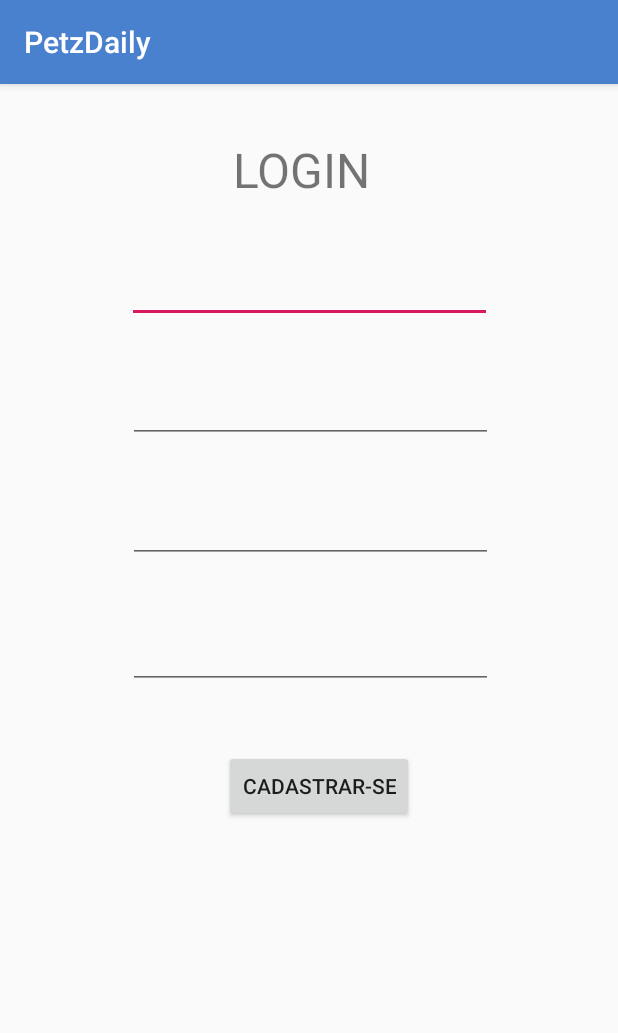
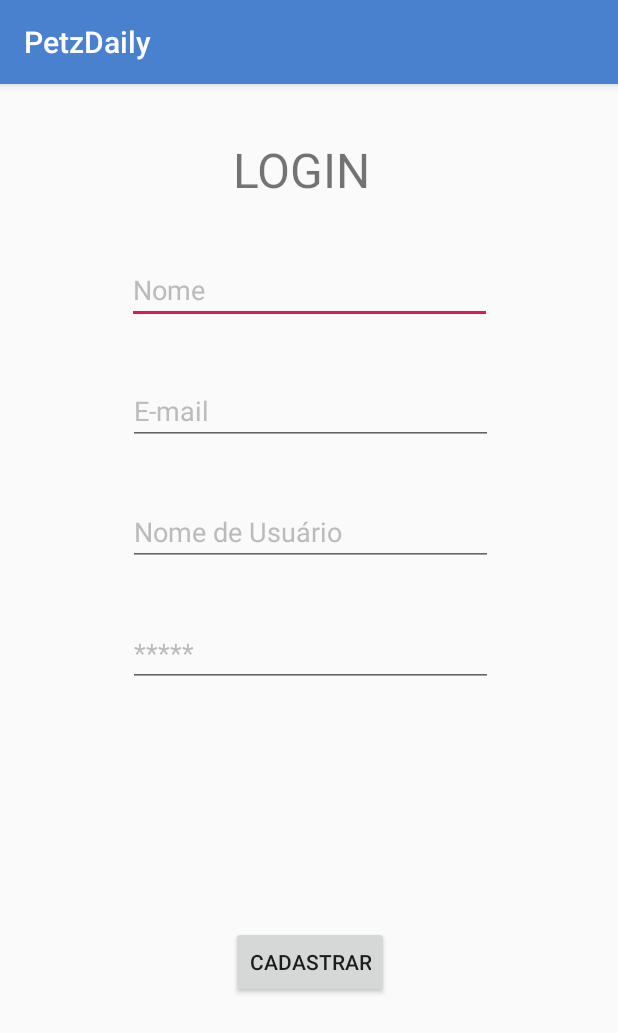
Before and after one commit to Panteraetec/PetzDaily, an Android app: the MainActivity screen opened directly, with no data from a screen before it, on a phone screen of 412 x 824 dp. Shown: the top 1033 px of the screen. Run offline under Robolectric (Android 15) with nearby library versions, the phone set to English and light mode, and no system bars.

Commit message:
Modificação 19/03 - Gustavo

```diff
--- a/PetzDailyCadastro/app/src/main/res/layout/activity_main.xml
+++ b/PetzDailyCadastro/app/src/main/res/layout/activity_main.xml
@@ -27,16 +27,18 @@
         android:layout_height="43dp"
         android:layout_marginStart="50dp"
         android:layout_marginLeft="50dp"
-        android:layout_marginTop="116dp"
+        android:layout_marginTop="25dp"
         android:layout_marginEnd="50dp"
         android:layout_marginRight="50dp"
         android:ems="10"
+        android:hint="Nome"
         android:inputType="textPersonName"
+        android:textColorHint="#bbb"
         app:layout_constraintEnd_toEndOf="parent"
         app:layout_constraintHorizontal_bias="0.507"
         app:layout_constraintStart_toStartOf="parent"
-        app:layout_constraintTop_toTopOf="parent"
-        tools:text="@string/txtNome" />
+        app:layout_constraintTop_toBottomOf="@+id/textView2"
+        tools:text="@string/edtNome" />
 
     <EditText
         android:id="@+id/editText2"
@@ -44,16 +46,18 @@
         android:layout_height="43dp"
         android:layout_marginStart="50dp"
         android:layout_marginLeft="50dp"
-        android:layout_marginTop="276dp"
+        android:layout_marginTop="37dp"
         android:layout_marginEnd="50dp"
         android:layout_marginRight="50dp"
         android:ems="10"
+        android:hint="Nome de Usuário"
         android:inputType="textPersonName"
+        android:textColorHint="#bbb"
         app:layout_constraintEnd_toEndOf="parent"
         app:layout_constraintHorizontal_bias="0.512"
         app:layout_constraintStart_toStartOf="parent"
-        app:layout_constraintTop_toTopOf="parent"
-        tools:text="@string/txtLogin" />
+        app:layout_constraintTop_toBottomOf="@+id/editText3"
+        tools:text="@string/edtLogin" />
 
     <EditText
         android:id="@+id/editText3"
@@ -61,46 +65,51 @@
         android:layout_height="43dp"
         android:layout_marginStart="50dp"
         android:layout_marginLeft="50dp"
-        android:layout_marginTop="196dp"
+        android:layout_marginTop="37dp"
         android:layout_marginEnd="50dp"
         android:layout_marginRight="50dp"
         android:ems="10"
+        android:hint="E-mail"
         android:inputType="textEmailAddress"
+        android:textColorHint="#bbb"
         app:layout_constraintEnd_toEndOf="parent"
         app:layout_constraintHorizontal_bias="0.512"
         app:layout_constraintStart_toStartOf="parent"
-        app:layout_constraintTop_toTopOf="parent"
-        tools:text="@string/txtEmail" />
+        app:layout_constraintTop_toBottomOf="@+id/editText"
+        tools:text="@string/edtEmail" />
+
+    <Button
+        android:id="@+id/btnCadastrar"
+        android:layout_width="wrap_content"
+        android:layout_height="wrap_content"
+        android:layout_marginStart="50dp"
+        android:layout_marginLeft="50dp"
+        android:layout_marginTop="32dp"
+        android:layout_marginEnd="50dp"
+        android:layout_marginRight="50dp"
+        android:layout_marginBottom="32dp"
+        android:text="@string/btnCadastrar"
+        app:layout_constraintBottom_toBottomOf="parent"
+        app:layout_constraintEnd_toEndOf="parent"
+        app:layout_constraintHorizontal_bias="0.502"
+        app:layout_constraintStart_toStartOf="parent"
+        app:layout_constraintTop_toBottomOf="@+id/edtPassword" />
 
     <EditText
-        android:id="@+id/editText4"
+        android:id="@+id/edtPassword"
         android:layout_width="243dp"
         android:layout_height="43dp"
         android:layout_marginStart="50dp"
         android:layout_marginLeft="50dp"
-        android:layout_marginTop="360dp"
+        android:layout_marginTop="37dp"
         android:layout_marginEnd="50dp"
         android:layout_marginRight="50dp"
         android:ems="10"
         android:inputType="textPassword"
+        android:hint="*****"
+        android:textColorHint="#bbb"
         app:layout_constraintEnd_toEndOf="parent"
         app:layout_constraintHorizontal_bias="0.512"
         app:layout_constraintStart_toStartOf="parent"
-        app:layout_constraintTop_toTopOf="parent"
-        tools:text="@string/txtPassword" />
-
-    <Button
-        android:id="@+id/button"
-        android:layout_width="wrap_content"
-        android:layout_height="wrap_content"
-        android:layout_marginStart="50dp"
-        android:layout_marginLeft="50dp"
-        android:layout_marginTop="444dp"
-        android:layout_marginEnd="50dp"
-        android:layout_marginRight="50dp"
-        android:text="@string/btnCadastrar"
-        app:layout_constraintEnd_toEndOf="parent"
-        app:layout_constraintHorizontal_bias="0.535"
-        app:layout_constraintStart_toStartOf="parent"
-        app:layout_constraintTop_toTopOf="parent" />
+        app:layout_constraintTop_toBottomOf="@+id/editText2" />
 </android.support.constraint.ConstraintLayout>
--- a/PetzDailyCadastro/app/src/main/res/values/strings.xml
+++ b/PetzDailyCadastro/app/src/main/res/values/strings.xml
@@ -5,8 +5,16 @@
     <string name="txtEmail">E-mail</string>
     <string name="txtLogin">Login</string>
     <string name="txtPassword">Senha</string>
-    <string name="btnCadastrar">Cadastrar-se</string>
+
     <string name="btnLogar">Acessar</string>
     <string name="txtQuest">Ainda não possui um login? Registrar-se</string>
 
+    <!-- string cadastro -->
+
+    <string name="txtView1">LOGO</string>
+    <string name="edtNome"></string>
+    <string name="edtEmail"></string>
+    <string name="edtLogin"></string>
+    <string name="edtPassword"></string>
+    <string name="btnCadastrar">Cadastrar</string>
 </resources>
```
